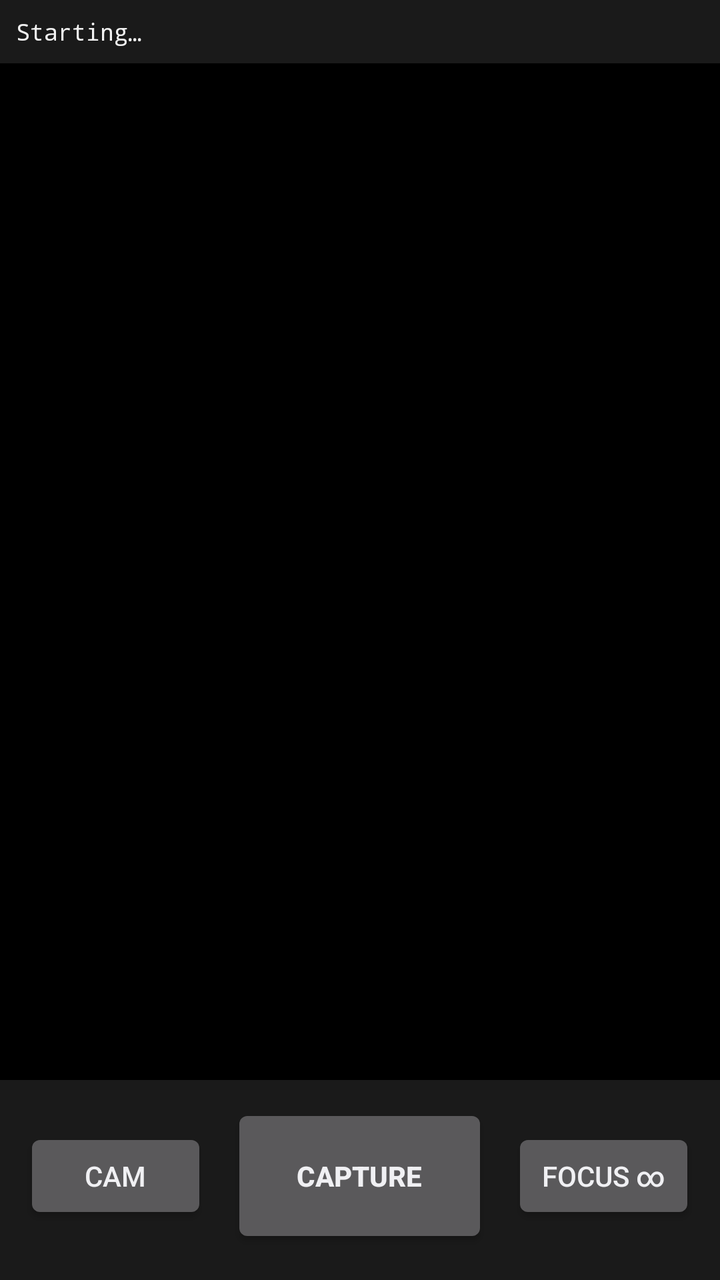
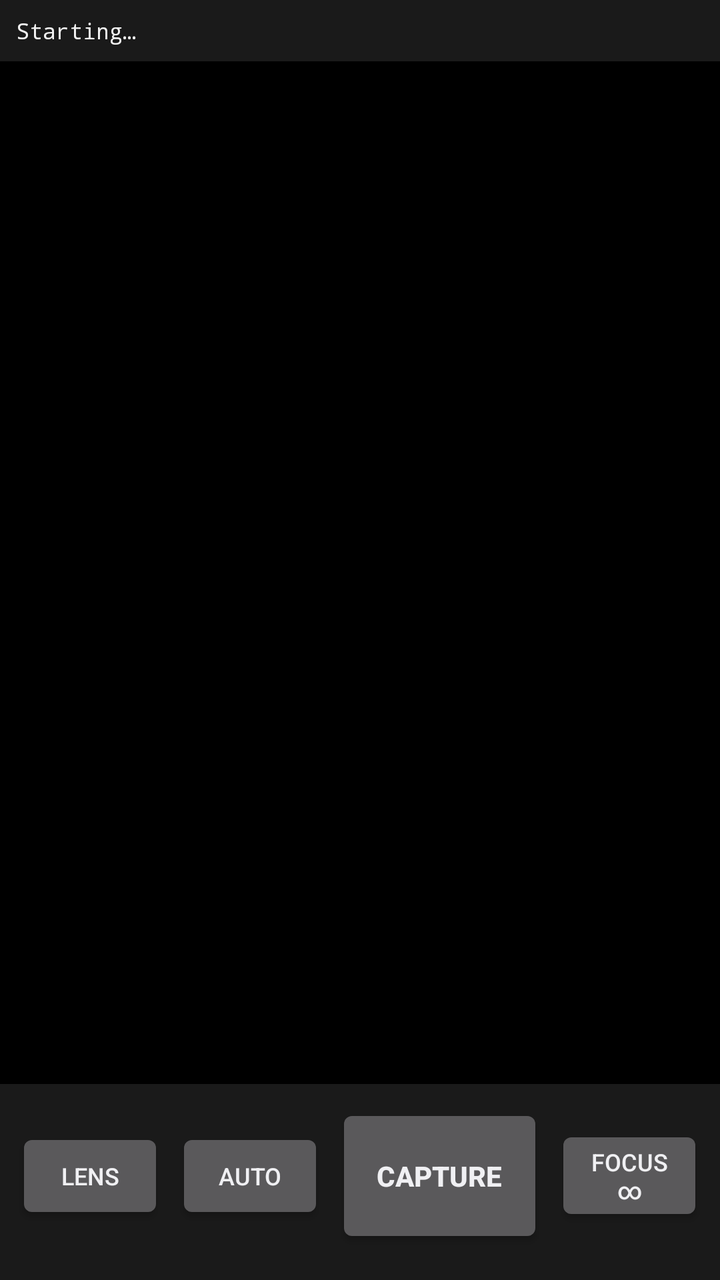

Before-and-after screenshots of an Android layout around one commit, followed by the original layout XML and the change that was made.
<!-- AndroidManifest.xml: application theme android:Theme.DeviceDefault.NoActionBar -->
<!-- res/layout/activity_main.xml -->
<?xml version="1.0" encoding="utf-8"?>
<LinearLayout xmlns:android="http://schemas.android.com/apk/res/android"
    android:id="@+id/root"
    android:layout_width="match_parent"
    android:layout_height="match_parent"
    android:background="#000000"
    android:orientation="vertical">

    <TextView
        android:id="@+id/status"
        android:layout_width="match_parent"
        android:layout_height="wrap_content"
        android:background="#1A1A1A"
        android:fontFamily="monospace"
        android:lineSpacingExtra="2dp"
        android:padding="8dp"
        android:text="Starting…"
        android:textColor="#F2F2F2"
        android:textSize="11.5sp" />

    <FrameLayout
        android:id="@+id/previewContainer"
        android:layout_width="match_parent"
        android:layout_height="0dp"
        android:layout_weight="1">

        <TextureView
            android:id="@+id/preview"
            android:layout_width="match_parent"
            android:layout_height="match_parent"
            android:layout_gravity="center" />
    </FrameLayout>

    <LinearLayout
        android:id="@+id/controls"
        android:layout_width="match_parent"
        android:layout_height="wrap_content"
        android:background="#1A1A1A"
        android:gravity="center"
        android:orientation="horizontal"
        android:paddingStart="12dp"
        android:paddingTop="12dp"
        android:paddingEnd="12dp"
        android:paddingBottom="16dp">

        <Button
            android:id="@+id/btnCamera"
            android:layout_width="0dp"
            android:layout_height="wrap_content"
            android:layout_weight="1"
            android:text="Cam" />

        <Button
            android:id="@+id/btnShutter"
            android:layout_width="0dp"
            android:layout_height="72dp"
            android:layout_marginStart="12dp"
            android:layout_marginEnd="12dp"
            android:layout_weight="1.4"
            android:text="Capture"
            android:textStyle="bold" />

        <Button
            android:id="@+id/btnFocus"
            android:layout_width="0dp"
            android:layout_height="wrap_content"
            android:layout_weight="1"
            android:text="Focus ∞" />
    </LinearLayout>
</LinearLayout>
<!-- resources referenced by this layout -->
<resources>

</resources>

<!-- the commit's change to res/layout/activity_main.xml (unified diff, before → after) -->
@@ -16,7 +16,7 @@
         android:padding="8dp"
         android:text="Starting…"
         android:textColor="#F2F2F2"
-        android:textSize="11.5sp" />
+        android:textSize="11sp" />
 
     <FrameLayout
         android:id="@+id/previewContainer"
@@ -31,6 +31,61 @@
             android:layout_gravity="center" />
     </FrameLayout>
 
+    
+    <LinearLayout
+        android:id="@+id/manualPanel"
+        android:layout_width="match_parent"
+        android:layout_height="wrap_content"
+        android:background="#1A1A1A"
+        android:orientation="vertical"
+        android:paddingStart="12dp"
+        android:paddingTop="6dp"
+        android:paddingEnd="12dp"
+        android:visibility="gone">
+
+        <TextView
+            android:id="@+id/lblShutter"
+            android:layout_width="match_parent"
+            android:layout_height="wrap_content"
+            android:fontFamily="monospace"
+            android:text="Shutter"
+            android:textColor="#F2F2F2"
+            android:textSize="12sp" />
+
+        <SeekBar
+            android:id="@+id/seekShutter"
+            android:layout_width="match_parent"
+            android:layout_height="32dp" />
+
+        <TextView
+            android:id="@+id/lblIso"
+            android:layout_width="match_parent"
+            android:layout_height="wrap_content"
+            android:fontFamily="monospace"
+            android:text="ISO"
+            android:textColor="#F2F2F2"
+            android:textSize="12sp" />
+
+        <SeekBar
+            android:id="@+id/seekIso"
+            android:layout_width="match_parent"
+            android:layout_height="32dp" />
+
+        <TextView
+            android:id="@+id/lblFocus"
+            android:layout_width="match_parent"
+            android:layout_height="wrap_content"
+            android:fontFamily="monospace"
+            android:text="Focus"
+            android:textColor="#F2F2F2"
+            android:textSize="12sp" />
+
+        <SeekBar
+            android:id="@+id/seekFocus"
+            android:layout_width="match_parent"
+            android:layout_height="32dp" />
+    </LinearLayout>
+
     <LinearLayout
         android:id="@+id/controls"
         android:layout_width="match_parent"
@@ -38,24 +93,34 @@
         android:background="#1A1A1A"
         android:gravity="center"
         android:orientation="horizontal"
-        android:paddingStart="12dp"
-        android:paddingTop="12dp"
-        android:paddingEnd="12dp"
+        android:paddingStart="8dp"
+        android:paddingTop="10dp"
+        android:paddingEnd="8dp"
         android:paddingBottom="16dp">
 
         <Button
-            android:id="@+id/btnCamera"
+            android:id="@+id/btnLens"
             android:layout_width="0dp"
             android:layout_height="wrap_content"
             android:layout_weight="1"
-            android:text="Cam" />
+            android:text="Lens"
+            android:textSize="12sp" />
+
+        <Button
+            android:id="@+id/btnMode"
+            android:layout_width="0dp"
+            android:layout_height="wrap_content"
+            android:layout_marginStart="6dp"
+            android:layout_weight="1"
+            android:text="Auto"
+            android:textSize="12sp" />
 
         <Button
             android:id="@+id/btnShutter"
             android:layout_width="0dp"
             android:layout_height="72dp"
-            android:layout_marginStart="12dp"
-            android:layout_marginEnd="12dp"
+            android:layout_marginStart="6dp"
+            android:layout_marginEnd="6dp"
             android:layout_weight="1.4"
             android:text="Capture"
             android:textStyle="bold" />
@@ -65,6 +130,7 @@
             android:layout_width="0dp"
             android:layout_height="wrap_content"
             android:layout_weight="1"
-            android:text="Focus ∞" />
+            android:text="Focus ∞"
+            android:textSize="12sp" />
     </LinearLayout>
 </LinearLayout>
